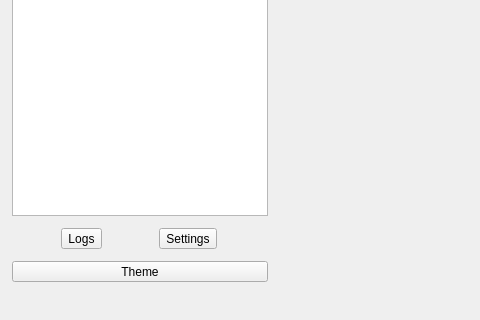
Old version of the form ui/mainwindow.ui in the repository cofedish/cofe-nekobox; both pictures show x 0 to 480 and y 440 to 760 of the 1200 by 760 pixel window.
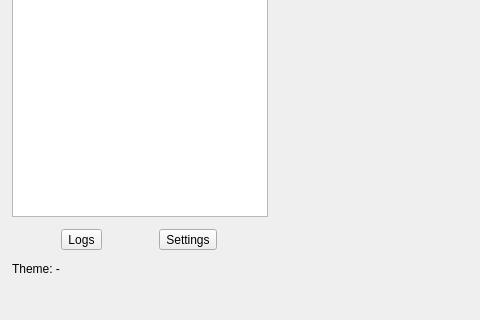
New version of the form. Custom widgets are drawn as their Qt base class.

Commit message: ui: theme picker pie swatches

Patch:
```diff
--- a/ui/mainwindow.ui
+++ b/ui/mainwindow.ui
@@ -237,7 +237,7 @@
        </item>
        <item>
         <widget class="QWidget" name="drawer_theme_row" native="true">
-         <layout class="QHBoxLayout" name="drawerThemeLayout">
+         <layout class="QVBoxLayout" name="drawerThemeLayout">
           <property name="leftMargin">
            <number>0</number>
           </property>
@@ -251,28 +251,37 @@
            <number>0</number>
           </property>
           <property name="spacing">
-           <number>8</number>
+           <number>6</number>
           </property>
          <item>
-          <widget class="QToolButton" name="drawer_theme_button">
-           <property name="sizePolicy">
-            <sizepolicy hsizetype="Expanding" vsizetype="Fixed">
-             <horstretch>0</horstretch>
-             <verstretch>0</verstretch>
-            </sizepolicy>
-           </property>
+           <widget class="QLabel" name="drawer_theme_label">
            <property name="text">
-            <string>Theme</string>
-           </property>
-           <property name="toolButtonStyle">
-            <enum>Qt::ToolButtonTextBesideIcon</enum>
-           </property>
-           <property name="popupMode">
-            <enum>QToolButton::InstantPopup</enum>
-           </property>
-           <property name="autoRaise">
-            <bool>false</bool>
-           </property>
+             <string>Theme: -</string>
+            </property>
+            <property name="alignment">
+             <set>Qt::AlignLeading|Qt::AlignLeft|Qt::AlignVCenter</set>
+            </property>
+           </widget>
+          </item>
+          <item>
+           <widget class="QWidget" name="drawer_theme_swatches" native="true">
+            <layout class="QHBoxLayout" name="drawer_theme_swatches_layout">
+             <property name="leftMargin">
+              <number>0</number>
+             </property>
+             <property name="topMargin">
+              <number>0</number>
+             </property>
+             <property name="rightMargin">
+              <number>0</number>
+             </property>
+             <property name="bottomMargin">
+              <number>0</number>
+             </property>
+             <property name="spacing">
+              <number>8</number>
+             </property>
+            </layout>
           </widget>
          </item>
          </layout>
```
Lines whose indentation alone changed are shown as unchanged. The commit also changes 3 other files.
